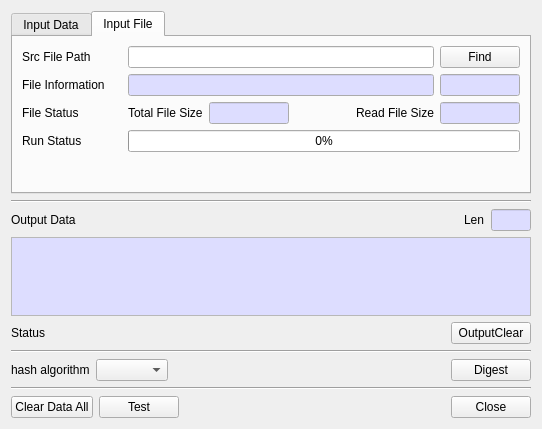
Old version of the form BerEditor/gen_hash_dlg.ui in the repository jykim74/BerEditor.
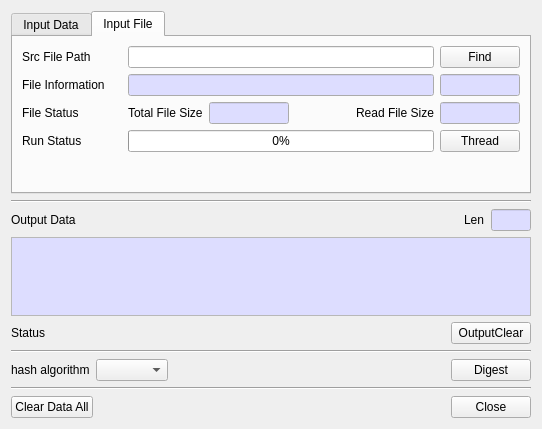
New version of the form.

Commit message: UI 조절

What changed in the file:
```diff
--- a/BerEditor/gen_hash_dlg.ui
+++ b/BerEditor/gen_hash_dlg.ui
@@ -473,6 +473,13 @@
        </item>
        <item>
         <layout class="QGridLayout" name="gridLayout_11">
+         <item row="0" column="1">
+          <widget class="QProgressBar" name="mHashProgBar">
+           <property name="value">
+            <number>0</number>
+           </property>
+          </widget>
+         </item>
          <item row="0" column="0">
           <widget class="QLabel" name="label_9">
            <property name="minimumSize">
@@ -492,10 +499,10 @@
            </property>
           </widget>
          </item>
-         <item row="0" column="1">
-          <widget class="QProgressBar" name="mHashProgBar">
-           <property name="value">
-            <number>0</number>
+         <item row="0" column="2">
+          <widget class="QPushButton" name="mRunThreadBtn">
+           <property name="text">
+            <string>Thread</string>
            </property>
           </widget>
          </item>
@@ -782,13 +789,6 @@
        </property>
       </widget>
      </item>
-     <item row="0" column="1">
-      <widget class="QPushButton" name="mTestBtn">
-       <property name="text">
-        <string>Test</string>
-       </property>
-      </widget>
-     </item>
     </layout>
    </item>
   </layout>
```
The commit also changes 7 other files.
